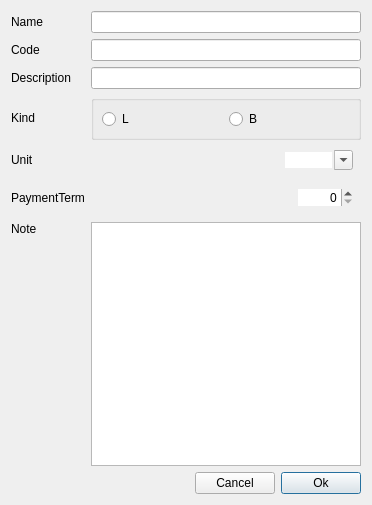
First picture: the form in dialog/insertnode/insertnodep.ui, repository ytxerp/ytx-client, before the edit.
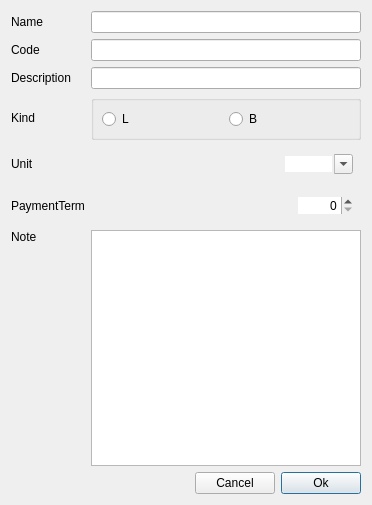
Second picture: the form after the edit. Custom widgets are drawn as their Qt base class.

Patch:
```diff
--- a/dialog/insertnode/insertnodep.ui
+++ b/dialog/insertnode/insertnodep.ui
@@ -156,13 +156,13 @@
       <number>8</number>
      </property>
      <property name="topMargin">
-      <number>4</number>
+      <number>8</number>
      </property>
      <property name="rightMargin">
       <number>8</number>
      </property>
      <property name="bottomMargin">
-      <number>4</number>
+      <number>8</number>
      </property>
      <item>
       <spacer name="horizontalSpacer_2">
```
